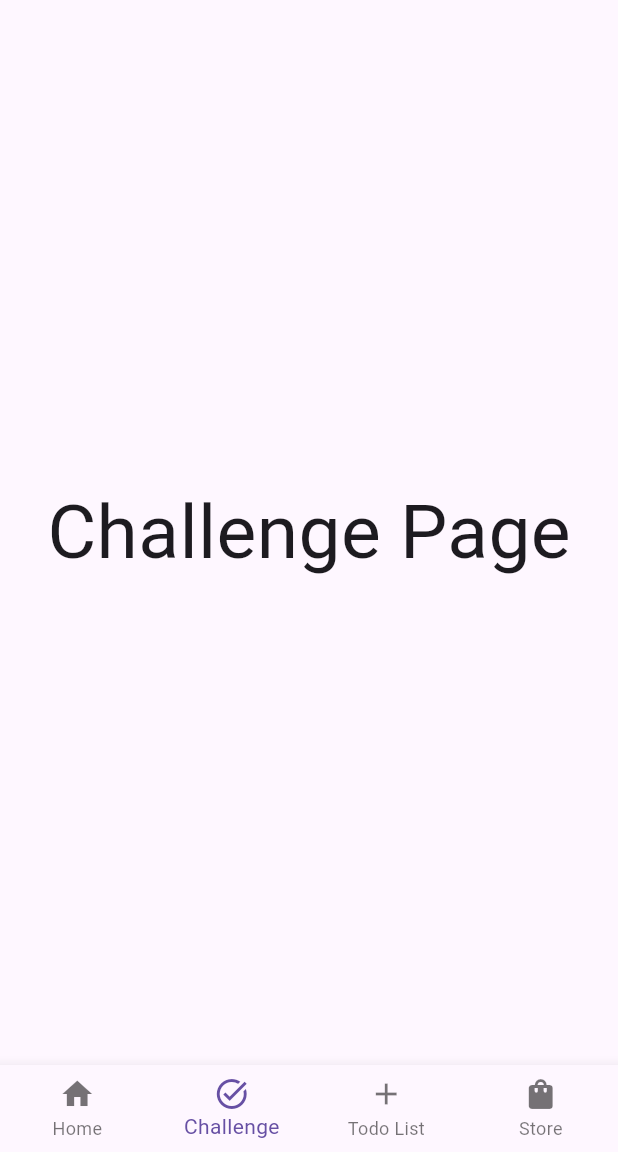
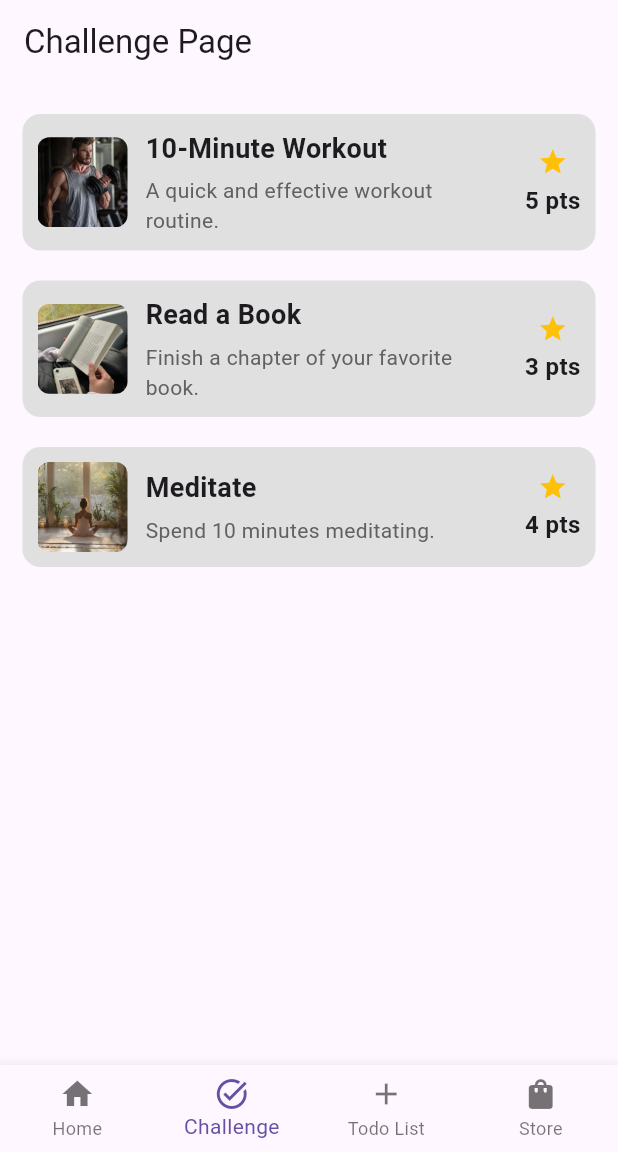
Before and after one commit to aisyah-rusdi/lifesync-pro, a Flutter app: the screen it shows once a user with an empty profile is signed in, item 2 of the bottom bar chosen, on a phone screen of 412 x 824 dp, the part 84-1236 px from its top. Run offline on Flutter 3.47's test engine with Material 3 defaults, Android fonts, the phone set to English and light mode, and no system bars; our stand-ins replace audioplayers, cloud_firestore, firebase_auth, firebase_core, flutter_slidable, google_fonts and 1 more; accounts and stored records are empty.

Commit message:
add music for environment, and start challenge page

```diff
--- /dev/null
+++ b/lib/pages/challenge_box.dart
@@ -0,0 +1,99 @@
+import 'package:flutter/material.dart';
+
+class ChallengeBox extends StatelessWidget {
+  final String challengeName;
+  final String challengeDetail;
+  final int challengePoints;
+  final String challengeImagePath;
+  final VoidCallback? onTap; // Function to handle taps, like accepting the challenge
+
+  const ChallengeBox({
+    Key? key,
+    required this.challengeName,
+    required this.challengeDetail,
+    required this.challengePoints,
+    required this.challengeImagePath,
+    this.onTap,
+  }) : super(key: key);
+
+  @override
+  Widget build(BuildContext context) {
+    return Padding(
+      padding: const EdgeInsets.symmetric(horizontal: 15.0, vertical: 10.0),
+      child: GestureDetector(
+        onTap: onTap, // Handle tap if provided
+        child: Container(
+          padding: EdgeInsets.all(10),
+          decoration: BoxDecoration(
+            color: Colors.grey[300],
+            borderRadius: BorderRadius.circular(12),
+          ),
+          child: Row(
+            children: [
+              // Challenge image
+               ClipRRect(
+                borderRadius: BorderRadius.circular(8),
+                child: Image.asset(
+                  challengeImagePath,
+                  width: 60, // Fixed width
+                  height: 60, // Fixed height
+                  fit: BoxFit.cover, // To maintain aspect ratio without distortion
+                  errorBuilder: (context, error, stackTrace) {
+                    return Icon(Icons.image_not_supported, size: 60); // Placeholder for error
+                  },
+                ),
+              ),
+              SizedBox(width: 12),
+
+              // Challenge details
+              Expanded(
+                child: Column(
+                  crossAxisAlignment: CrossAxisAlignment.start,
+                  children: [
+                    // Challenge name
+                    Text(
+                      challengeName,
+                      style: TextStyle(
+                        fontSize: 18,
+                        fontWeight: FontWeight.bold,
+                      ),
+                    ),
+                    SizedBox(height: 5),
+                    // Challenge short detail
+                    Text(
+                      challengeDetail,
+                      style: TextStyle(
+                        fontSize: 14,
+                        color: Colors.grey[700],
+                      ),
+                    ),
+                  ],
+                ),
+              ),
+              SizedBox(width: 12),
+
+              // Points display
+              Column(
+                children: [
+                  Icon(
+                    Icons.star,
+                    color: Colors.amber,
+                    size: 20,
+                  ),
+                  SizedBox(height: 4),
+                  Text(
+                    "$challengePoints pts",
+                    style: TextStyle(
+                      fontWeight: FontWeight.bold,
+                      fontSize: 16,
+                    ),
+                  ),
+                ],
+              ),
+            ],
+          ),
+        ),
+      ),
+    );
+  }
+}
--- a/lib/pages/developing feature/challenge_page.dart
+++ b/lib/pages/developing feature/challenge_page.dart
@@ -1,16 +1,54 @@
 // ignore_for_file: prefer_const_constructors, camel_case_types
 
 import 'package:flutter/material.dart';
+import 'package:flutter_firebase_project/pages/challenge_box.dart';
+class challenge extends StatelessWidget{
+  const challenge({Key ? key}) : super(key: key);
 
-class challenge extends StatelessWidget {
-  const challenge({Key ? key}) : super(key : key);
+ @override
+  Widget build(BuildContext context) {
+    // List of sample challenges
+    final List<Map<String, dynamic>> challenges = [
+      {
+        'name': '10-Minute Workout',
+        'detail': 'A quick and effective workout routine.',
+        'points': 5,
+        'imagePath': 'assets/images/workout.jpg',
+      },
+      {
+        'name': 'Read a Book',
+        'detail': 'Finish a chapter of your favorite book.',
+        'points': 3,
+        'imagePath': 'assets/images/study.jpg',
+      },
+      {
+        'name': 'Meditate',
+        'detail': 'Spend 10 minutes meditating.',
+        'points': 4,
+        'imagePath': 'assets/images/meditate.jpg',
+      },
+    ];
 
-  @override
-  Widget build(BuildContext context) {
-    return Center(
-      child: Text(
-        'Challenge Page',
-        style: TextStyle(fontSize: 50),
+    return Scaffold(
+      appBar: AppBar(
+        title: Text('Challenge Page'),
+      ),
+      body: ListView.builder(
+        padding: EdgeInsets.symmetric(vertical: 10),
+        itemCount: challenges.length,
+        itemBuilder: (context, index) {
+          final challenge = challenges[index];
+          return ChallengeBox(
+            challengeName: challenge['name'],
+            challengeDetail: challenge['detail'],
+            challengePoints: challenge['points'],
+            challengeImagePath: challenge['imagePath'],
+            onTap: () {
+              // Action when a challenge is tapped, if needed
+              print("Tapped on ${challenge['name']}");
+            },
+          );
+        },
       ),
     );
   }
--- a/lib/pages/home_page.dart
+++ b/lib/pages/home_page.dart
@@ -2,8 +2,8 @@
 
 import 'package:firebase_auth/firebase_auth.dart';
 import 'package:flutter/material.dart';
+import 'package:flutter_firebase_project/pages/dashboard_page.dart';
 import 'package:flutter_firebase_project/pages/developing%20feature/challenge_page.dart';
-import 'package:flutter_firebase_project/pages/dashboard_page.dart';
 import 'package:flutter_firebase_project/pages/developing%20feature/todolist.dart';
 //import 'package:flutter_firebase_project/pages/developing%20feature/leaderboard_page.dart';
 import 'package:flutter_firebase_project/pages/profile_page.dart';
--- a/lib/pages/task_page.dart
+++ b/lib/pages/task_page.dart
@@ -14,6 +14,7 @@ class TaskPage extends StatefulWidget {
 
 class _TaskPage extends State<TaskPage> {
   final AudioPlayer _audioPlayer = AudioPlayer();
+  final AudioPlayer _focusSound = AudioPlayer();
 
   int userPoints = 0;
 
@@ -61,20 +62,62 @@ Future<void> fetchUserPoints() async {
   }
 
   void activityStarted(int index) {
+  // Check if another activity is already active
+  if (activityList.any((activity) => activity[1] && activity != activityList[index])) {
+    ScaffoldMessenger.of(context).showSnackBar(
+      SnackBar(content: Text('Please pause the current activity before starting another.')),
+    );
+    return;
+  }
+
+  if (activityList[index][1]) {
+    // Activity is currently active, ask for confirmation to pause it
+    showDialog(
+      context: context,
+      builder: (context) => AlertDialog(
+        title: const Text('Pause Activity'),
+        content: const Text('Are you sure you want to pause this activity?'),
+        actions: [
+          TextButton(
+            onPressed: () {
+              Navigator.of(context).pop();
+            },
+            child: const Text('No'),
+          ),
+          TextButton(
+            onPressed: () {
+              Navigator.of(context).pop();
+              setState(() {
+                activityList[index][1] = false;
+              });
+              _focusSound.stop();
+            },
+            child: const Text('Yes'),
+          ),
+        ],
+      ),
+    );
+    return;
+  }
+
+  // Start the selected activity
+  _focusSound.setReleaseMode(ReleaseMode.loop);
+  _focusSound.play(AssetSource('audio/focus.mp3'));
+
   var startTime = DateTime.now();
   int elapsedTime = activityList[index][2];
 
   setState(() {
-    activityList[index][1] = !activityList[index][1];
+    activityList[index][1] = true;
   });
 
-  if (activityList[index][1]) {
   Timer.periodic(const Duration(seconds: 1), (timer) {
     if (!mounted) return;
 
     setState(() {
       if (!activityList[index][1]) {
         timer.cancel();
+        _focusSound.stop();
       }
 
       var currentTime = DateTime.now();
@@ -89,8 +132,10 @@ Future<void> fetchUserPoints() async {
         activityList[index][1] = false;
         activityList[index][2] = 0;
 
+        _focusSound.stop();  // Stop looping sound when time goal is reached
+
         // Play alarm sound
-          _audioPlayer.play(AssetSource('audio/waves_ios_7.mp3')); // Replace with your alarm file path
+        _audioPlayer.play(AssetSource('audio/alarm.mp3'));
 
         showDialog(
           context: context,
@@ -110,6 +155,7 @@ Future<void> fetchUserPoints() async {
             ],
           ),
         );
+
         addPoints(1).then((_) {
           setState(() {
             userPoints += 1;
@@ -118,7 +164,6 @@ Future<void> fetchUserPoints() async {
       }
     });
   });
-  }
 }
 
 
--- a/pubspec.yaml
+++ b/pubspec.yaml
@@ -69,7 +69,7 @@ flutter:
   # To add assets to your application, add an assets section, like this:
   assets:
      - assets/audio/
-  #   - images/a_dot_ham.jpeg
+     - assets/images/
 
   # An image asset can refer to one or more resolution-specific "variants", see
   # https://flutter.dev/to/resolution-aware-images
```
Also changed, not shown: assets/Capucino.jpg (deleted), assets/images/meditate.jpg (added), assets/images/study.jpg (added), assets/images/workout.jpg (added), assets/whey.jpg (deleted), assets/workout.jpg (deleted), 3 other files. Lines whose indentation alone changed are shown as unchanged.
